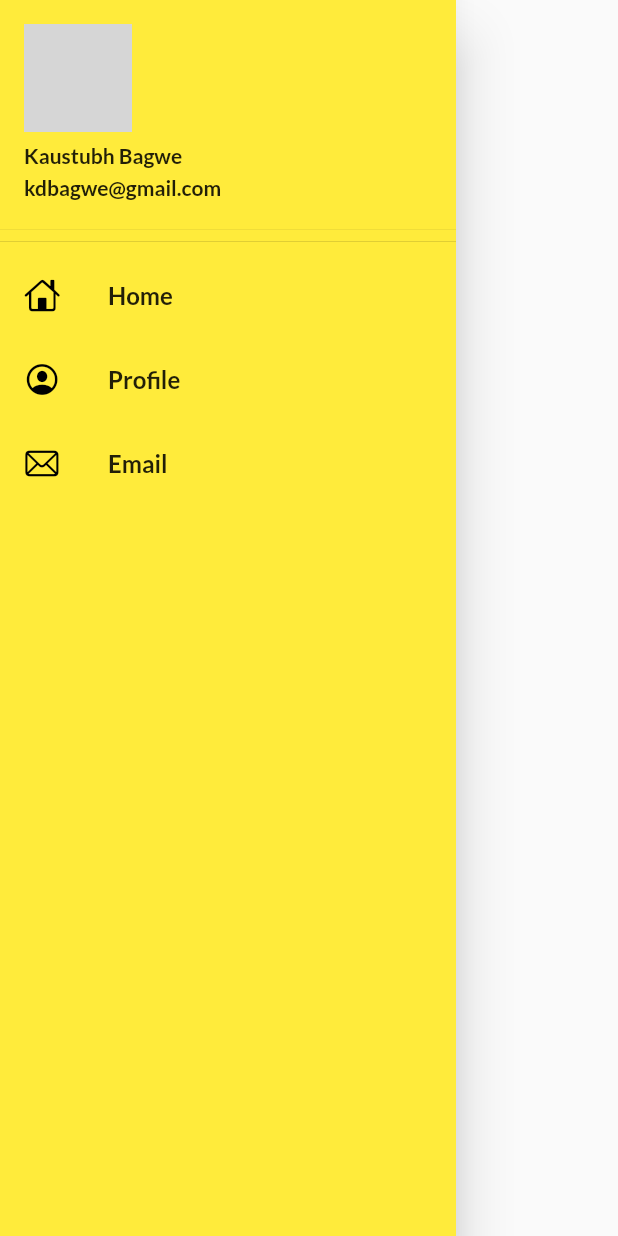
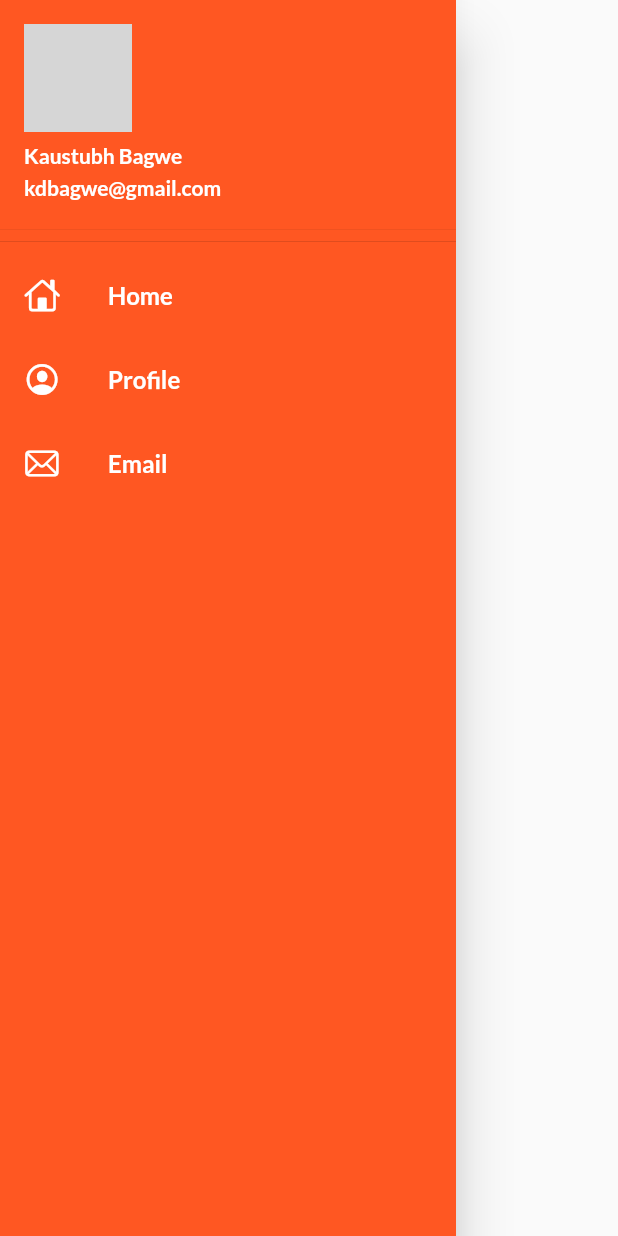
Before and after one commit to kdbagwe/30daysofflutter, a Flutter app: the MyDrawer widget shown alone on an empty page, opened directly, on a phone screen of 412 x 824 dp. Run offline on Flutter 3.47's test engine with Material 2 defaults, Android fonts, the phone set to English and light mode, and no system bars; our stand-ins replace google_fonts; network calls fail; grey boxes are pictures that could not be loaded.

Commit message:
day 12 completed

```diff
--- a/lib/main.dart
+++ b/lib/main.dart
@@ -14,6 +14,7 @@ class MyApp extends StatelessWidget {
   Widget build(BuildContext context) {
 
     return MaterialApp(
+      debugShowCheckedModeBanner: false,
       color: Colors.white,
       theme: MyTheme.lightTheme(context),
       darkTheme: MyTheme.darkTheme(context),
--- a/lib/widgets/MyDrawer.dart
+++ b/lib/widgets/MyDrawer.dart
@@ -9,22 +9,27 @@ class MyDrawer extends StatelessWidget {
   Widget build(BuildContext context) {
     return Drawer(
       child: Container(
-        color: Colors.yellow,
+        color: Colors.deepOrange,
         child: ListView(
           children: [
             DrawerHeader(
               padding: EdgeInsets.zero,
               child: UserAccountsDrawerHeader(
+                decoration: BoxDecoration(
+                  color: Colors.deepOrange
+                ),
                 accountName: Text(
                   'Kaustubh Bagwe',
                   style: TextStyle(
-                    fontWeight: FontWeight.bold
+                    fontWeight: FontWeight.bold,
+                    color: Colors.white
                   )
                 ),
                 accountEmail: Text(
                   'kdbagwe@gmail.com',
                   style: TextStyle(
-                    fontWeight: FontWeight.bold
+                    fontWeight: FontWeight.bold,
+                    color: Colors.white
                   )
                 ),
                 currentAccountPicture: CircleAvatar(
@@ -35,36 +40,39 @@ class MyDrawer extends StatelessWidget {
             ListTile(
               leading: Icon(
                 CupertinoIcons.home,
-                color: Colors.black
+                color: Colors.white
               ),
               title: Text(
                 'Home',
                 style: TextStyle(
-                  fontWeight: FontWeight.bold
+                  fontWeight: FontWeight.bold,
+                  color: Colors.white
                 )
               ),
             ),
             ListTile(
               leading: Icon(
                 CupertinoIcons.profile_circled,
-                color: Colors.black
+                color: Colors.white
               ),
               title: Text(
                 'Profile',
                 style: TextStyle(
-                  fontWeight: FontWeight.bold
+                  fontWeight: FontWeight.bold,
+                  color: Colors.white
                 )
               ),
             ),
             ListTile(
               leading: Icon(
                 CupertinoIcons.mail,
-                color: Colors.black
+                color: Colors.white
               ),
               title: Text(
                 'Email',
                 style: TextStyle(
-                  fontWeight: FontWeight.bold
+                  fontWeight: FontWeight.bold,
+                  color: Colors.white
                 )
               ),
             )
```
Also changed, not shown: lib/models/category.dart (+16 -10 lines), lib/pages/home.dart (+12 -4 lines), lib/widgets/ItemWidget.dart (added, +32 -0 lines).
